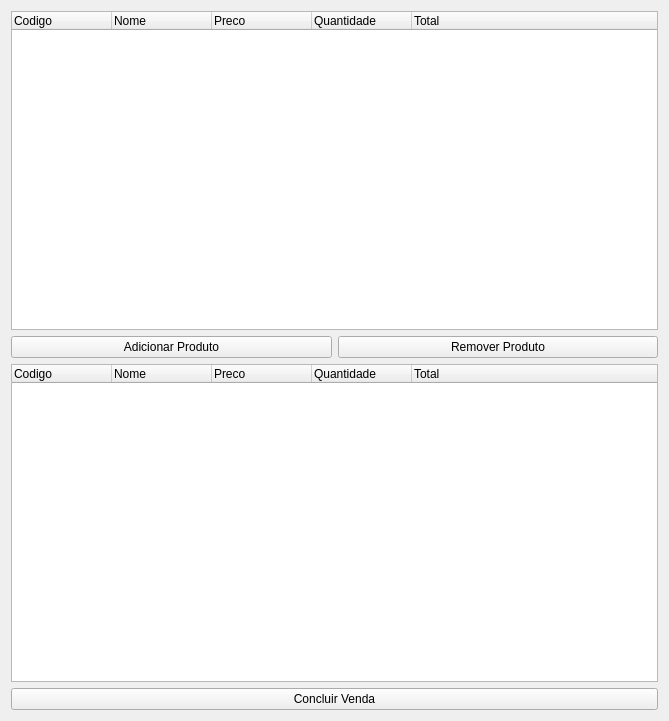
Old version of the form view/sellForm.ui in the repository lucasmpavelski/pharmaCCdesktop.
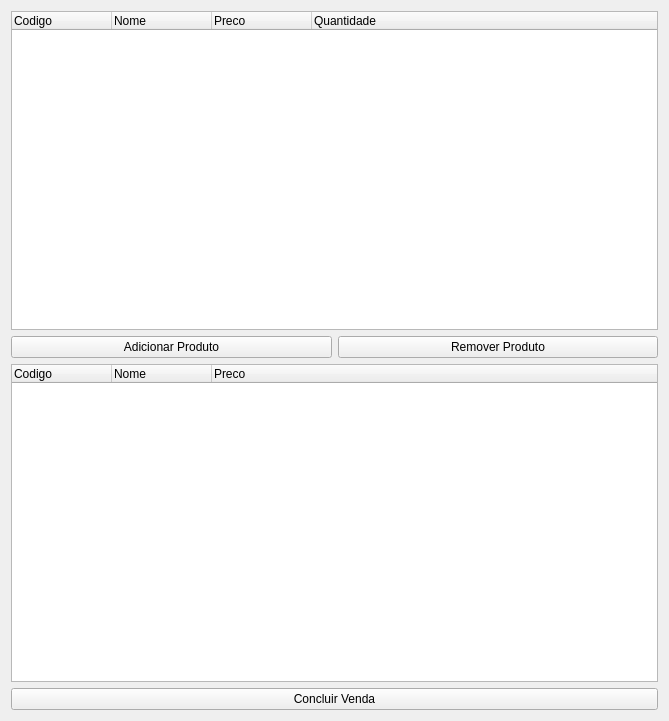
New version of the form.

What changed in the file:
```diff
--- a/view/sellForm.ui
+++ b/view/sellForm.ui
@@ -36,11 +36,6 @@
        <string>Quantidade</string>
       </property>
      </column>
-     <column>
-      <property name="text">
-       <string>Total</string>
-      </property>
-     </column>
     </widget>
    </item>
    <item>
@@ -78,16 +73,6 @@
        <string>Preco</string>
       </property>
      </column>
-     <column>
-      <property name="text">
-       <string>Quantidade</string>
-      </property>
-     </column>
-     <column>
-      <property name="text">
-       <string>Total</string>
-      </property>
-     </column>
     </widget>
    </item>
    <item>
```
Left out of the diff: 4 changed lines with no effect on the pictures.
